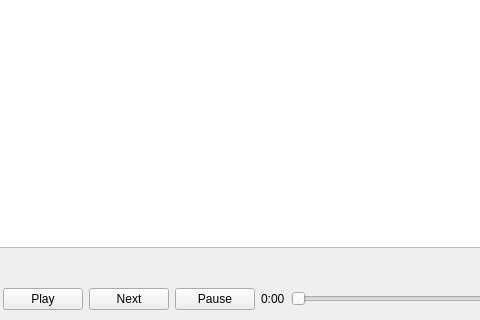
This is src/main_window.ui in mclara-s/EDB-LP_FinalProj_MusicPlayer as Qt 5 draws it before an edit; both pictures show x 93 to 573 and y 280 to 600 of the 980 by 600 pixel window. The edited form follows.
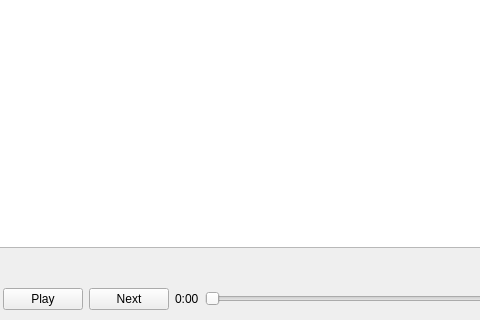
This is the edited form.

Patch:
```diff
--- a/src/main_window.ui
+++ b/src/main_window.ui
@@ -181,13 +181,6 @@
          </property>
         </widget>
        </item>
-       <item>
-        <widget class="QPushButton" name="pauseButton">
-         <property name="text">
-          <string>Pause</string>
-         </property>
-        </widget>
-       </item>
        <item>
         <widget class="QLabel" name="startLabel">
          <property name="text">
```
Left out of the diff: 6 changed lines with no effect on the pictures.
